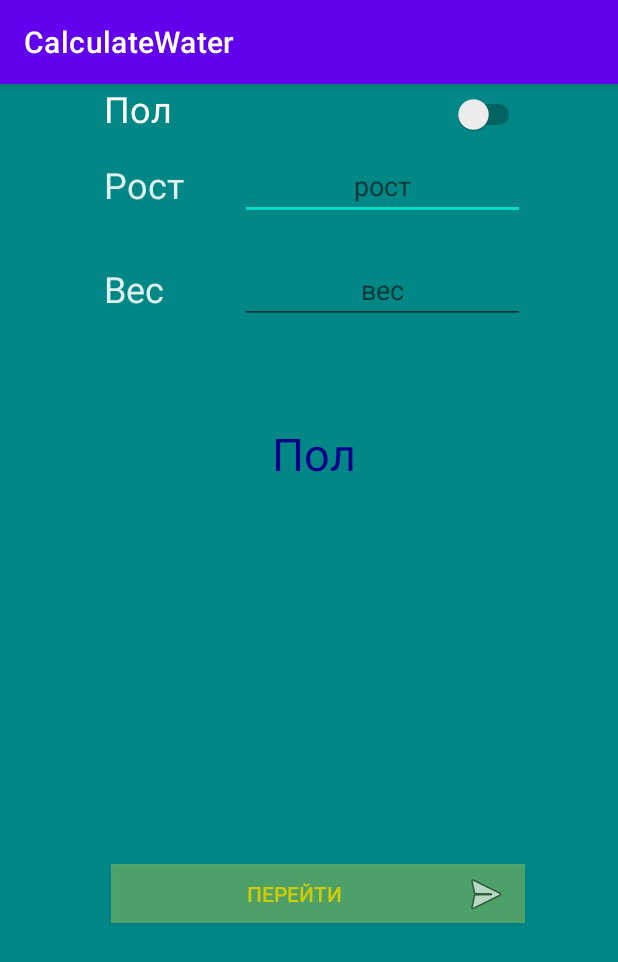
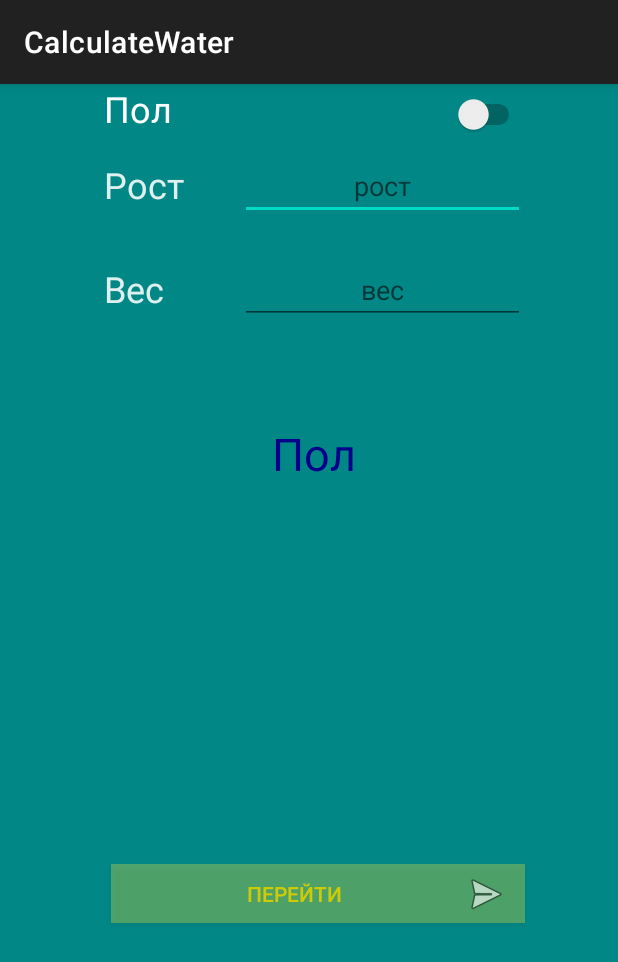
Before and after one commit to PavelIks/WaterCalcAP, an Android app: the screen it shows after launch (MainActivity), on a phone screen of 412 x 824 dp. Shown: the top 962 px of the screen. Run offline under Robolectric (Android 15) with nearby library versions, the phone set to English and light mode, and no system bars.

Commit message:
Updated-4.

```diff
--- a/app/src/main/res/values/themes.xml
+++ b/app/src/main/res/values/themes.xml
@@ -1,16 +1,6 @@
 <resources xmlns:tools="http://schemas.android.com/tools">
     <!-- Base application theme. -->
     <style name="Theme.CalculateWater" parent="Theme.MaterialComponents.DayNight.DarkActionBar">
-        <!-- Primary brand color. -->
-        <item name="colorPrimary">@color/purple_500</item>
-        <item name="colorPrimaryVariant">@color/purple_700</item>
-        <item name="colorOnPrimary">@color/white</item>
-        <!-- Secondary brand color. -->
-        <item name="colorSecondary">@color/teal_200</item>
-        <item name="colorSecondaryVariant">@color/teal_700</item>
-        <item name="colorOnSecondary">@color/black</item>
-        <!-- Status bar color. -->
-        <item name="android:statusBarColor" tools:targetApi="l">?attr/colorPrimaryVariant</item>
         <!-- Customize your theme here. -->
     </style>
 </resources>
```
